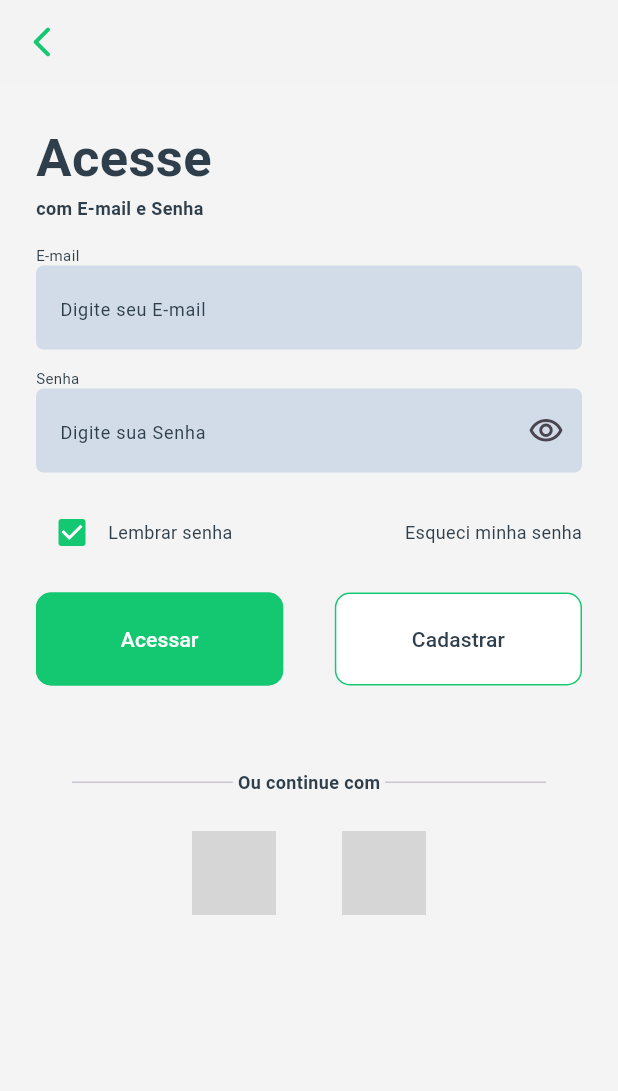
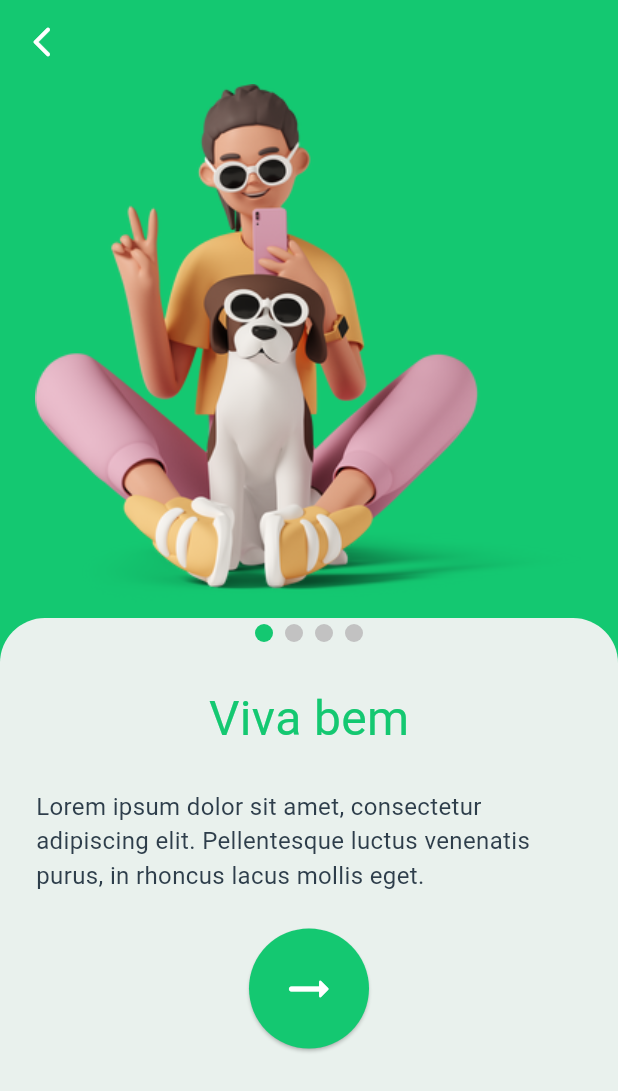
Before and after one commit to alanvsega/app_gooday, a Flutter app: the Login screen opened by its route, after a tap on "Acessar", on a phone screen of 412 x 824 dp. Shown: the top 1091 px of the screen. Run offline on Flutter 3.47's test engine with Material 3 defaults, Android fonts, the phone set to English and light mode, and no system bars; network calls fail; grey boxes are pictures that could not be loaded.

Commit message:
feat: cria tela de introducao

```diff
--- /dev/null
+++ b/lib/src/components/intro_page.dart
@@ -0,0 +1,90 @@
+import 'package:flutter/material.dart';
+
+import 'color_style.dart';
+
+class IntroPage extends StatelessWidget {
+  const IntroPage(
+      {super.key,
+      required Image image,
+      required TabPageSelector tabPageSelector,
+      required String title,
+      required String description,
+      required Function onButtonPressed})
+      : _image = image,
+        _tabPageSelector = tabPageSelector,
+        _title = title,
+        _description = description,
+        _onButtonPressed = onButtonPressed;
+
+  final Image _image;
+  final TabPageSelector _tabPageSelector;
+  final String _title;
+  final String _description;
+  final Function _onButtonPressed;
+
+  @override
+  Widget build(BuildContext context) {
+    return Center(
+      child: Column(
+        children: [
+          SizedBox(
+            height: MediaQuery.of(context).size.height / 2 -
+                AppBar().preferredSize.height,
+            width: MediaQuery.of(context).size.width,
+            child: _image,
+          ),
+          Container(
+            height: MediaQuery.of(context).size.height / 2,
+            width: MediaQuery.of(context).size.width,
+            decoration: const BoxDecoration(
+              color: ColorStyle.backgroundPage,
+              borderRadius: BorderRadius.only(
+                topLeft: Radius.circular(30),
+                topRight: Radius.circular(30),
+              ),
+            ),
+            child: Column(
+              crossAxisAlignment: CrossAxisAlignment.center,
+              children: [
+                Padding(
+                  padding: const EdgeInsets.only(bottom: 24),
+                  child: _tabPageSelector,
+                ),
+                Text(
+                  _title,
+                  style: const TextStyle(
+                    color: ColorStyle.primary,
+                    fontSize: 32,
+                  ),
+                ),
+                Padding(
+                  padding: const EdgeInsets.all(24),
+                  child: Text(
+                    _description,
+                    style: const TextStyle(
+                      color: ColorStyle.textNeutrals,
+                      fontSize: 16,
+                    ),
+                  ),
+                ),
+                ElevatedButton(
+                  onPressed: () => _onButtonPressed(),
+                  style: ElevatedButton.styleFrom(
+                    shape: const CircleBorder(),
+                    padding: const EdgeInsets.all(20),
+                    backgroundColor: ColorStyle.primary,
+                    foregroundColor: Colors.white,
+                  ),
+                  child: const Icon(
+                    Icons.arrow_right_alt_rounded,
+                    size: 40,
+                  ),
+                )
+              ],
+            ),
+          ),
+        ],
+      ),
+    );
+  }
+}
--- a/lib/src/gooday.dart
+++ b/lib/src/gooday.dart
@@ -1,4 +1,5 @@
 import 'package:app_gooday/src/pages/how_access.dart';
+import 'package:app_gooday/src/pages/introduction.dart';
 import 'package:app_gooday/src/pages/login.dart';
 import 'package:flutter/material.dart';
 
@@ -15,7 +16,8 @@ class Gooday extends StatelessWidget {
       routes: {
         '/splash': (context) => const SplashScreen(),
         '/how-access': (context) => const HowAccess(),
-        '/login': (context) => const Login()
+        '/login': (context) => const Login(),
+        '/introduction': (context) => const Introduction()
       },
     );
   }
--- a/lib/src/pages/how_access.dart
+++ b/lib/src/pages/how_access.dart
@@ -16,8 +16,8 @@ class _HowAccessState extends State<HowAccess> {
         children: [
           Padding(
             padding: const EdgeInsets.all(24.0),
-            child: Image.network(
-              'https://ouch-cdn2.icons8.com/8sS_LJI77dKduTPLEFbE3nSzRIP0i1KZ4poMBzW-lsU/rs:fit:685:456/extend:false/wm:1:re:0:0:0.8/wmid:ouch/czM6Ly9pY29uczgu/b3VjaC1wcm9kLmFz/c2V0cy9wbmcvNzIx/L2Y1NDhiYmE3LWYx/MzItNGFlMy1hYzVi/LWM1ZWQ5YjY4N2Yx/Ni5wbmc.png',
+            child: Image.asset(
+              'lib/assets/how-access.png',
               width: MediaQuery.of(context).size.width,
               height: 339,
             ),
--- /dev/null
+++ b/lib/src/pages/introduction.dart
@@ -0,0 +1,101 @@
+import 'package:app_gooday/src/components/color_style.dart';
+import 'package:app_gooday/src/components/intro_page.dart';
+import 'package:flutter/material.dart';
+
+class Introduction extends StatefulWidget {
+  const Introduction({super.key});
+
+  @override
+  State<Introduction> createState() => _IntroductionState();
+}
+
+class _IntroductionState extends State<Introduction>
+    with TickerProviderStateMixin {
+  late PageController _pageController;
+  late TabPageSelector _tabPageSelector;
+
+  @override
+  void initState() {
+    super.initState();
+
+    _pageController = PageController();
+
+    _tabPageSelector = TabPageSelector(
+      controller: TabController(length: 4, vsync: this),
+      color: ColorStyle.secundary,
+      selectedColor: ColorStyle.primary,
+      borderStyle: BorderStyle.none,
+    );
+  }
+
+  @override
+  Widget build(BuildContext context) {
+    void onButtonPressed() {
+      _pageController.nextPage(
+        duration: Durations.medium4,
+        curve: Curves.easeIn,
+      );
+    }
+
+    return Scaffold(
+      backgroundColor: ColorStyle.primary,
+      appBar: AppBar(
+        backgroundColor: ColorStyle.primary,
+        leading: IconButton(
+          onPressed: () {
+            if (_pageController.page == 0) {
+              Navigator.pop(context);
+            } else {
+              _pageController.previousPage(
+                duration: Durations.medium4,
+                curve: Curves.easeIn,
+              );
+            }
+          },
+          color: ColorStyle.white,
+          icon: const Icon(Icons.arrow_back_ios_new_rounded),
+        ),
+      ),
+      body: PageView(
+        controller: _pageController,
+        onPageChanged: (index) {
+          _tabPageSelector.controller?.index = index;
+        },
+        children: [
+          IntroPage(
+            image: Image.asset('lib/assets/intro-page-1.png'),
+            tabPageSelector: _tabPageSelector,
+            title: 'Viva bem',
+            description:
+                'Lorem ipsum dolor sit amet, consectetur adipiscing elit. Pellentesque luctus venenatis purus, in rhoncus lacus mollis eget.',
+            onButtonPressed: onButtonPressed,
+          ),
+          IntroPage(
+            image: Image.asset('lib/assets/intro-page-2.png'),
+            tabPageSelector: _tabPageSelector,
+            title: 'Treine bem',
+            description:
+                'Lorem ipsum dolor sit amet, consectetur adipiscing elit. Pellentesque luctus venenatis purus, in rhoncus lacus mollis eget.',
+            onButtonPressed: onButtonPressed,
+          ),
+          IntroPage(
+            image: Image.asset('lib/assets/intro-page-3.png'),
+            tabPageSelector: _tabPageSelector,
+            title: 'Divirta-se',
+            description:
+                'Lorem ipsum dolor sit amet, consectetur adipiscing elit. Pellentesque luctus venenatis purus, in rhoncus lacus mollis eget.',
+            onButtonPressed: onButtonPressed,
+          ),
+          IntroPage(
+            image: Image.asset('lib/assets/intro-page-4.png'),
+            tabPageSelector: _tabPageSelector,
+            title: 'Alimente-se bem',
+            description:
+                'Lorem ipsum dolor sit amet, consectetur adipiscing elit. Pellentesque luctus venenatis purus, in rhoncus lacus mollis eget.',
+            onButtonPressed: onButtonPressed,
+          ),
+        ],
+      ),
+    );
+  }
+}
--- a/lib/src/pages/login.dart
+++ b/lib/src/pages/login.dart
@@ -11,6 +11,8 @@ class Login extends StatefulWidget {
 }
 
 class _LoginState extends State<Login> {
+  late bool _checkBoxValue = false;
+
   @override
   Widget build(BuildContext context) {
     return Scaffold(
@@ -64,7 +66,7 @@ class _LoginState extends State<Login> {
                 borderRadius: BorderRadius.circular(5),
                 borderSide: BorderSide.none,
               ),
-              hintText: 'Digite seu E-mail',
+              hintText: 'Digite seu e-mail',
               isPassword: false,
             ),
             const Padding(
@@ -85,7 +87,7 @@ class _LoginState extends State<Login> {
                 borderRadius: BorderRadius.circular(5),
                 borderSide: BorderSide.none,
               ),
-              hintText: 'Digite sua Senha',
+              hintText: 'Digite sua senha',
               isPassword: true,
             ),
             Padding(
@@ -95,12 +97,14 @@ class _LoginState extends State<Login> {
                   Row(
                     children: [
                       Checkbox(
-                        onChanged: (foo) => {},
-                        value: true,
+                        onChanged: (value) {
+                          setState(() {
+                            _checkBoxValue = value!;
+                          });
+                        },
+                        value: _checkBoxValue,
                         side: const BorderSide(color: ColorStyle.primary),
-                        fillColor: MaterialStateColor.resolveWith(
-                          (states) => ColorStyle.primary,
-                        ),
+                        activeColor: ColorStyle.primary,
                       ),
                       const Text(
                         'Lembrar senha',
@@ -130,7 +134,9 @@ class _LoginState extends State<Login> {
                   marginSize: 0,
                   label: 'Acessar',
                   isPrimary: true,
-                  onPressedButton: () {},
+                  onPressedButton: () {
+                    Navigator.pushNamed(context, '/introduction');
+                  },
                 ),
                 MyButton(
                   buttonProportion: 0.4,
```
Also changed, not shown: lib/assets/Logotipo.png, lib/assets/how-access.png (added), lib/assets/intro-page-1.png (added), lib/assets/intro-page-2.png (added), lib/assets/intro-page-3.png (added), lib/assets/intro-page-4.png (added).
